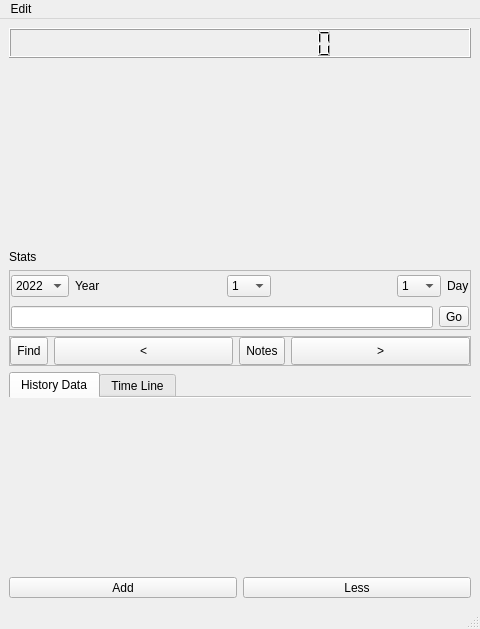
Before: the Qt Designer form mainwindow.ui in ic005k/Knot-Legacy, drawn with Qt 5.
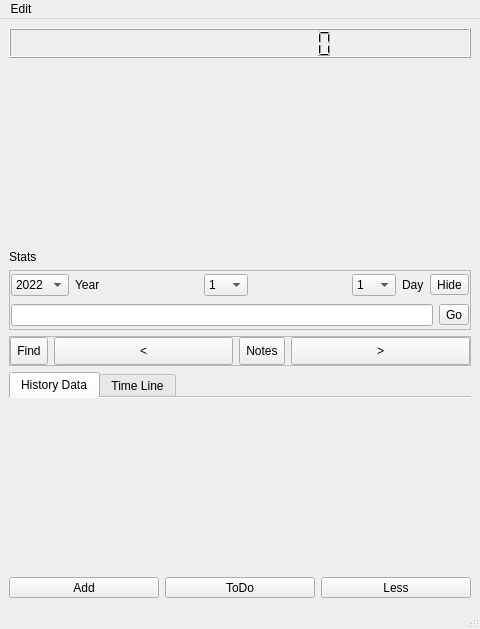
After: the same form once the commit is applied. Icons and pictures are not drawn.

Patch:
```diff
--- a/mainwindow.ui
+++ b/mainwindow.ui
@@ -440,6 +440,13 @@
            </property>
           </widget>
          </item>
+         <item>
+          <widget class="QToolButton" name="btnHide">
+           <property name="text">
+            <string>Hide</string>
+           </property>
+          </widget>
+         </item>
         </layout>
        </item>
        <item row="1" column="0">
@@ -659,6 +666,19 @@
         </property>
        </widget>
       </item>
+      <item>
+       <widget class="QToolButton" name="btnTodo">
+        <property name="sizePolicy">
+         <sizepolicy hsizetype="Preferred" vsizetype="Fixed">
+          <horstretch>0</horstretch>
+          <verstretch>0</verstretch>
+         </sizepolicy>
+        </property>
+        <property name="text">
+         <string>ToDo</string>
+        </property>
+       </widget>
+      </item>
       <item>
        <widget class="QToolButton" name="btnLess">
         <property name="sizePolicy">
```
Left out of the diff: 6 changed lines with no effect on the pictures.
